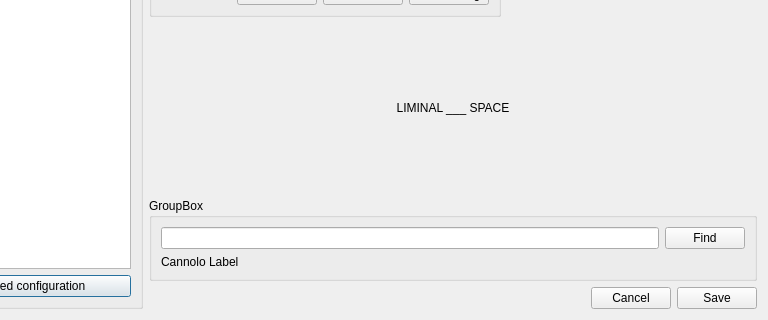
This is assets/qt/settings.ui in WEEE-Open/pesto as Qt 5 draws it before an edit; both pictures show x 148 to 916 and y 244 to 564 of the 916 by 564 pixel window. The edited form follows.
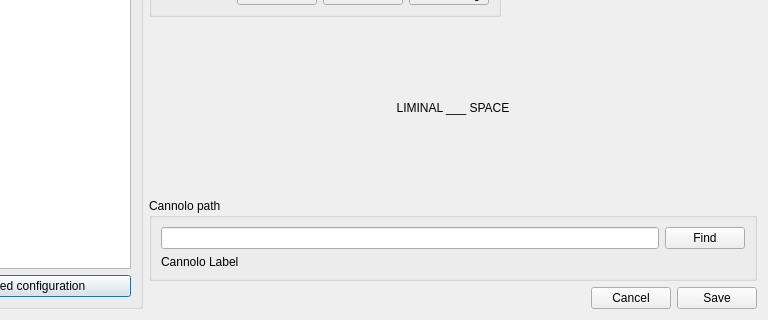
This is the edited form.

Commit message: Moved network settings class into widget file. Renamed Ui class into PinoloMainWindow (more comprehensible). Corrected some ui texts (cannolo path group box, network settings dialog).

Diff of the .ui file:
```diff
--- a/assets/qt/settings.ui
+++ b/assets/qt/settings.ui
@@ -208,7 +208,7 @@
      <item>
       <widget class="QGroupBox" name="groupBox">
        <property name="title">
-        <string>GroupBox</string>
+        <string>Cannolo path</string>
        </property>
        <layout class="QVBoxLayout" name="verticalLayout_4">
         <item>
```
Left out of the diff: 2 changed lines with no effect on the pictures. The commit also changes 3 other files.
